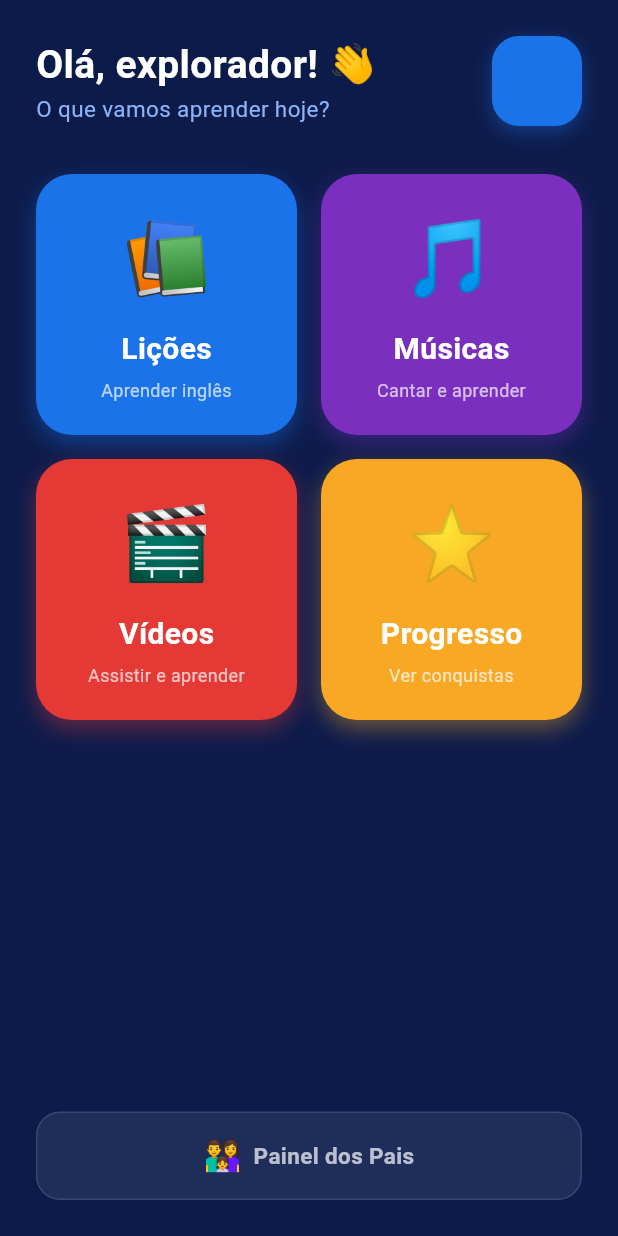
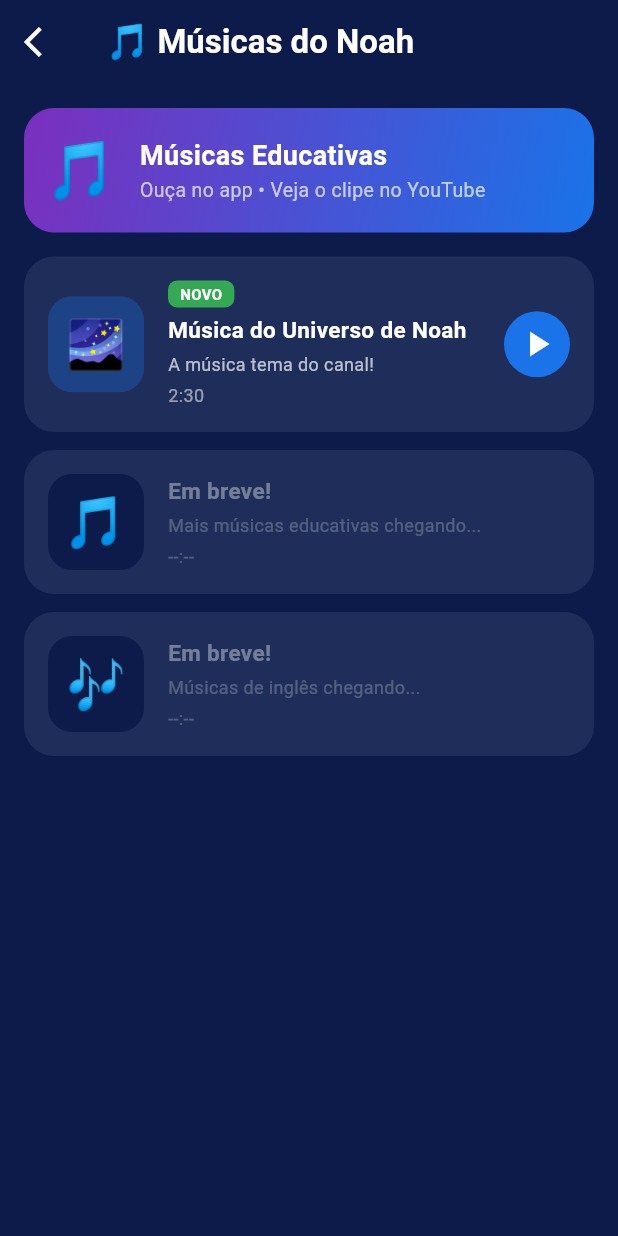
Before and after one commit to pribondanstoll-del/universo-de-noah-app, a Flutter app: the HomeScreen screen opened directly, after a tap on "Músicas", on a phone screen of 412 x 824 dp. Run offline on Flutter 3.47's test engine with Material 3 defaults, Android fonts, the phone set to English and light mode, and no system bars; our stand-ins replace shared_preferences; accounts and stored records are empty; network calls fail.

Commit message:
feat: tela de musicas com player e link para YouTube

```diff
--- a/lib/home_screen.dart
+++ b/lib/home_screen.dart
@@ -5,6 +5,7 @@ import 'perfil_screen.dart';
 import 'progresso_screen.dart';
 import 'pais_screen.dart';
 import 'videos_screen.dart';
+import 'musicas_screen.dart';
 
 class HomeScreen extends StatefulWidget {
   const HomeScreen({super.key});
@@ -128,7 +129,10 @@ class _HomeScreenState extends State<HomeScreen> {
                       titulo: 'Músicas',
                       subtitulo: 'Cantar e aprender',
                       cor: const Color(0xFF7B2FBE),
-                      onTap: () {},
+                      onTap: () => Navigator.push(
+                        context,
+                        MaterialPageRoute(builder: (_) => const MusicasScreen()),
+                      ),
                     ),
                     _MenuCard(
                       emoji: '🎬',
--- a/lib/musicas_screen.dart
+++ b/lib/musicas_screen.dart
@@ -0,0 +1,380 @@
+import 'package:flutter/material.dart';
+import 'package:url_launcher/url_launcher.dart';
+
+class MusicasScreen extends StatefulWidget {
+  const MusicasScreen({super.key});
+
+  @override
+  State<MusicasScreen> createState() => _MusicasScreenState();
+}
+
+class _MusicasScreenState extends State<MusicasScreen> {
+  int? _tocandoIndex;
+
+  final List<Map<String, dynamic>> _musicas = [
+    {
+      'titulo': 'Música do Universo de Noah',
+      'descricao': 'A música tema do canal!',
+      'youtubeId': 'CNH1_q5dYYc',
+      'duracao': '2:30',
+      'emoji': '🌌',
+      'cor': const Color(0xFF1A73E8),
+      'novo': true,
+      'audioFile': '',
+    },
+    {
+      'titulo': 'Em breve!',
+      'descricao': 'Mais músicas educativas chegando...',
+      'youtubeId': '',
+      'duracao': '--:--',
+      'emoji': '🎵',
+      'cor': const Color(0xFF7B2FBE),
+      'novo': false,
+      'audioFile': '',
+    },
+    {
+      'titulo': 'Em breve!',
+      'descricao': 'Músicas de inglês chegando...',
+      'youtubeId': '',
+      'duracao': '--:--',
+      'emoji': '🎶',
+      'cor': const Color(0xFF34A853),
+      'novo': false,
+      'audioFile': '',
+    },
+  ];
+
+  Future<void> _abrirYoutube(String youtubeId) async {
+    final url = Uri.parse('https://www.youtube.com/watch?v=$youtubeId');
+    if (await canLaunchUrl(url)) {
+      await launchUrl(url, mode: LaunchMode.externalApplication);
+    }
+  }
+
+  @override
+  Widget build(BuildContext context) {
+    return Scaffold(
+      backgroundColor: const Color(0xFF0D1B4B),
+      appBar: AppBar(
+        backgroundColor: const Color(0xFF0D1B4B),
+        elevation: 0,
+        leading: IconButton(
+          icon: const Icon(Icons.arrow_back_ios, color: Colors.white),
+          onPressed: () => Navigator.pop(context),
+        ),
+        title: const Text(
+          '🎵 Músicas do Noah',
+          style: TextStyle(color: Colors.white, fontWeight: FontWeight.bold),
+        ),
+      ),
+      body: Column(
+        children: [
+          // Header
+          Container(
+            margin: const EdgeInsets.all(16),
+            padding: const EdgeInsets.all(16),
+            decoration: BoxDecoration(
+              gradient: const LinearGradient(
+                colors: [Color(0xFF7B2FBE), Color(0xFF1A73E8)],
+                begin: Alignment.topLeft,
+                end: Alignment.bottomRight,
+              ),
+              borderRadius: BorderRadius.circular(20),
+            ),
+            child: const Row(
+              children: [
+                Text('🎵', style: TextStyle(fontSize: 36)),
+                SizedBox(width: 16),
+                Expanded(
+                  child: Column(
+                    crossAxisAlignment: CrossAxisAlignment.start,
+                    children: [
+                      Text(
+                        'Músicas Educativas',
+                        style: TextStyle(
+                            color: Colors.white,
+                            fontSize: 18,
+                            fontWeight: FontWeight.bold),
+                      ),
+                      Text(
+                        'Ouça no app • Veja o clipe no YouTube',
+                        style: TextStyle(color: Colors.white70, fontSize: 13),
+                      ),
+                    ],
+                  ),
+                ),
+              ],
+            ),
+          ),
+
+          // Lista de músicas
+          Expanded(
+            child: ListView.builder(
+              padding: const EdgeInsets.symmetric(horizontal: 16),
+              itemCount: _musicas.length,
+              itemBuilder: (context, index) {
+                final musica = _musicas[index];
+                final temAudio = musica['youtubeId'] != '';
+                final tocando = _tocandoIndex == index;
+
+                return GestureDetector(
+                  onTap: temAudio
+                      ? () => _mostrarPlayer(context, index, musica)
+                      : null,
+                  child: AnimatedContainer(
+                    duration: const Duration(milliseconds: 300),
+                    margin: const EdgeInsets.only(bottom: 12),
+                    decoration: BoxDecoration(
+                      color: tocando
+                          ? (musica['cor'] as Color)
+                          : const Color(0xFF1E2D5A),
+                      borderRadius: BorderRadius.circular(20),
+                      boxShadow: tocando
+                          ? [BoxShadow(
+                              color: (musica['cor'] as Color).withOpacity(0.4),
+                              blurRadius: 12,
+                              offset: const Offset(0, 4),
+                            )]
+                          : [],
+                    ),
+                    child: Padding(
+                      padding: const EdgeInsets.all(16),
+                      child: Row(
+                        children: [
+                          // Thumbnail / Emoji
+                          Container(
+                            width: 64,
+                            height: 64,
+                            decoration: BoxDecoration(
+                              color: temAudio
+                                  ? (musica['cor'] as Color).withOpacity(0.3)
+                                  : const Color(0xFF0D1B4B),
+                              borderRadius: BorderRadius.circular(16),
+                            ),
+                            child: temAudio
+                                ? ClipRRect(
+                                    borderRadius: BorderRadius.circular(16),
+                                    child: Image.network(
+                                      'https://img.youtube.com/vi/${musica['youtubeId']}/default.jpg',
+                                      fit: BoxFit.cover,
+                                      errorBuilder: (_, __, ___) => Center(
+                                        child: Text(musica['emoji'],
+                                            style: const TextStyle(fontSize: 32)),
+                                      ),
+                                    ),
+                                  )
+                                : Center(
+                                    child: Text(musica['emoji'],
+                                        style: const TextStyle(fontSize: 32)),
+                                  ),
+                          ),
+                          const SizedBox(width: 16),
+
+                          // Info
+                          Expanded(
+                            child: Column(
+                              crossAxisAlignment: CrossAxisAlignment.start,
+                              children: [
+                                if (musica['novo'] == true)
+                                  Container(
+                                    margin: const EdgeInsets.only(bottom: 4),
+                                    padding: const EdgeInsets.symmetric(
+                                        horizontal: 8, vertical: 2),
+                                    decoration: BoxDecoration(
+                                      color: const Color(0xFF34A853),
+                                      borderRadius: BorderRadius.circular(6),
+                                    ),
+                                    child: const Text('NOVO',
+                                        style: TextStyle(
+                                            color: Colors.white,
+                                            fontSize: 10,
+                                            fontWeight: FontWeight.bold)),
+                                  ),
+                                Text(
+                                  musica['titulo'],
+                                  style: TextStyle(
+                                    color: temAudio ? Colors.white : Colors.white38,
+                                    fontSize: 15,
+                                    fontWeight: FontWeight.bold,
+                                  ),
+                                ),
+                                const SizedBox(height: 4),
+                                Text(
+                                  musica['descricao'],
+                                  style: TextStyle(
+                                    color: temAudio ? Colors.white70 : Colors.white24,
+                                    fontSize: 12,
+                                  ),
+                                ),
+                                const SizedBox(height: 4),
+                                Text(
+                                  musica['duracao'],
+                                  style: TextStyle(
+                                    color: temAudio
+                                        ? Colors.white54
+                                        : Colors.white24,
+                                    fontSize: 12,
+                                  ),
+                                ),
+                              ],
+                            ),
+                          ),
+
+                          // Botão play
+                          if (temAudio)
+                            Container(
+                              width: 44,
+                              height: 44,
+                              decoration: BoxDecoration(
+                                color: musica['cor'] as Color,
+                                borderRadius: BorderRadius.circular(22),
+                              ),
+                              child: Icon(
+                                tocando ? Icons.pause : Icons.play_arrow,
+                                color: Colors.white,
+                                size: 28,
+                              ),
+                            ),
+                        ],
+                      ),
+                    ),
+                  ),
+                );
+              },
+            ),
+          ),
+        ],
+      ),
+    );
+  }
+
+  void _mostrarPlayer(BuildContext context, int index, Map<String, dynamic> musica) {
+    setState(() => _tocandoIndex = index);
+
+    showModalBottomSheet(
+      context: context,
+      backgroundColor: const Color(0xFF1E2D5A),
+      isScrollControlled: true,
+      shape: const RoundedRectangleBorder(
+        borderRadius: BorderRadius.vertical(top: Radius.circular(28)),
+      ),
+      builder: (_) => StatefulBuilder(
+        builder: (context, setModalState) {
+          return Padding(
+            padding: const EdgeInsets.all(24),
+            child: Column(
+              mainAxisSize: MainAxisSize.min,
+              children: [
+                // Handle
+                Container(
+                  width: 40,
+                  height: 4,
+                  decoration: BoxDecoration(
+                    color: Colors.white24,
+                    borderRadius: BorderRadius.circular(2),
+                  ),
+                ),
+                const SizedBox(height: 24),
+
+                // Thumbnail grande
+                ClipRRect(
+                  borderRadius: BorderRadius.circular(20),
+                  child: Image.network(
+                    'https://img.youtube.com/vi/${musica['youtubeId']}/hqdefault.jpg',
+                    width: double.infinity,
+                    height: 180,
+                    fit: BoxFit.cover,
+                    errorBuilder: (_, __, ___) => Container(
+                      width: double.infinity,
+                      height: 180,
+                      color: const Color(0xFF0D1B4B),
+                      child: Center(
+                        child: Text(musica['emoji'],
+                            style: const TextStyle(fontSize: 72)),
+                      ),
+                    ),
+                  ),
+                ),
+                const SizedBox(height: 20),
+
+                // Título
+                Text(
+                  musica['titulo'],
+                  style: const TextStyle(
+                      color: Colors.white,
+                      fontSize: 20,
+                      fontWeight: FontWeight.bold),
+                  textAlign: TextAlign.center,
+                ),
+                const SizedBox(height: 4),
+                Text(
+                  musica['descricao'],
+                  style: const TextStyle(color: Colors.white54, fontSize: 14),
+                  textAlign: TextAlign.center,
+                ),
+                const SizedBox(height: 24),
+
+                // Info áudio
+                Container(
+                  padding: const EdgeInsets.all(16),
+                  decoration: BoxDecoration(
+                    color: const Color(0xFF0D1B4B),
+                    borderRadius: BorderRadius.circular(16),
+                  ),
+                  child: const Row(
+                    mainAxisAlignment: MainAxisAlignment.center,
+                    children: [
+                      Text('🎵', style: TextStyle(fontSize: 24)),
+                      SizedBox(width: 12),
+                      Text(
+                        'Áudio em produção!\nEm breve você poderá ouvir aqui.',
+                        style: TextStyle(color: Colors.white70, fontSize: 14),
+                        textAlign: TextAlign.center,
+                      ),
+                    ],
+                  ),
+                ),
+                const SizedBox(height: 20),
+
+                // Botão YouTube
+                SizedBox(
+                  width: double.infinity,
+                  child: ElevatedButton.icon(
+                    style: ElevatedButton.styleFrom(
+                      backgroundColor: Colors.red,
+                      padding: const EdgeInsets.symmetric(vertical: 14),
+                      shape: RoundedRectangleBorder(
+                          borderRadius: BorderRadius.circular(16)),
+                    ),
+                    onPressed: () {
+                      Navigator.pop(context);
+                      _abrirYoutube(musica['youtubeId']);
+                    },
+                    icon: const Icon(Icons.play_circle_fill, color: Colors.white),
+                    label: const Text(
+                      'Ver o clipe no YouTube 🎬',
+                      style: TextStyle(
+                          color: Colors.white,
+                          fontSize: 16,
+                          fontWeight: FontWeight.bold),
+                    ),
+                  ),
+                ),
+                const SizedBox(height: 12),
+                TextButton(
+                  onPressed: () {
+                    setState(() => _tocandoIndex = null);
+                    Navigator.pop(context);
+                  },
+                  child: const Text('Fechar',
+                      style: TextStyle(color: Colors.white54, fontSize: 15)),
+                ),
+                const SizedBox(height: 8),
+              ],
+            ),
+          );
+        },
+      ),
+    ).whenComplete(() => setState(() => _tocandoIndex = null));
+  }
+}
```
